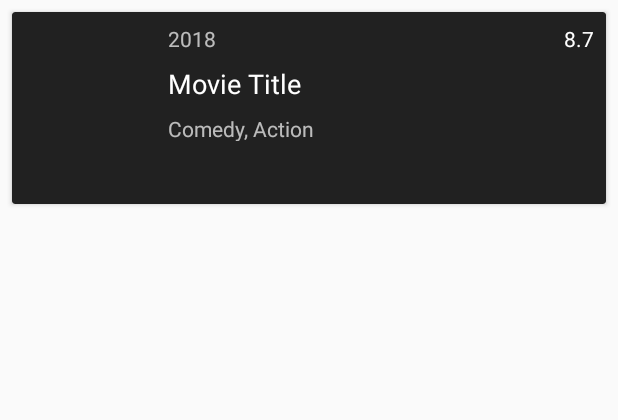
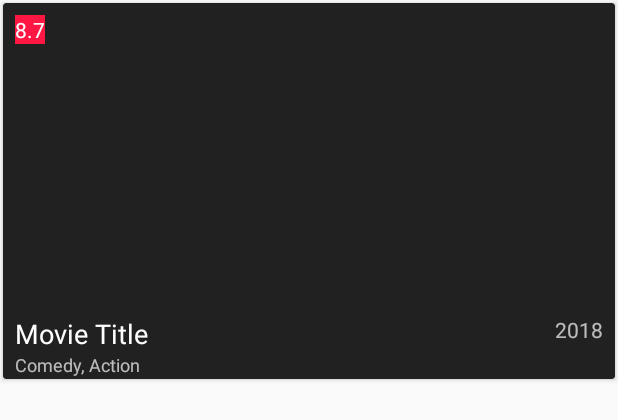
Before and after one commit to sohanzz/Rated-Movie-App, an Android app: the layout item_movie.xml on its own in the app's theme, with its tools: preview values and no code run, on a phone screen of 412 x 824 dp. Shown: the top 420 px of the screen. Run offline under Robolectric (Android 15) with nearby library versions, the phone set to English and light mode, and no system bars.

Commit message:
Changed layout to gridview

```diff
--- a/app/src/main/java/com/asifahmedsohan/rated/MainActivity.java
+++ b/app/src/main/java/com/asifahmedsohan/rated/MainActivity.java
@@ -8,6 +8,7 @@ import android.widget.PopupMenu;
 import android.widget.Toast;
 
 import androidx.appcompat.app.AppCompatActivity;
+import androidx.recyclerview.widget.GridLayoutManager;
 import androidx.recyclerview.widget.LinearLayoutManager;
 import androidx.recyclerview.widget.RecyclerView;
 
@@ -100,7 +101,11 @@ public class MainActivity extends AppCompatActivity {
     }
 
     private void setupOnScrollListener() {
-        final LinearLayoutManager manager = new LinearLayoutManager(this);
+        //final LinearLayoutManager manager = new LinearLayoutManager(this);
+
+        final LinearLayoutManager manager = new GridLayoutManager(this, 2);
+
+
         moviesList.setLayoutManager(manager);
         moviesList.addOnScrollListener(new RecyclerView.OnScrollListener() {
             @Override
--- a/app/src/main/res/layout/item_movie.xml
+++ b/app/src/main/res/layout/item_movie.xml
@@ -3,10 +3,10 @@
     xmlns:android="http://schemas.android.com/apk/res/android"
     xmlns:app="http://schemas.android.com/apk/res-auto"
     android:layout_width="match_parent"
-    android:layout_height="128dp"
-    android:layout_marginEnd="8dp"
-    android:layout_marginStart="8dp"
-    android:layout_marginTop="8dp"
+    android:layout_height="wrap_content"
+    android:layout_marginEnd="2dp"
+    android:layout_marginStart="2dp"
+    android:layout_marginTop="2dp"
     app:cardBackgroundColor="@color/colorPrimary">
 
     <androidx.constraintlayout.widget.ConstraintLayout
@@ -15,13 +15,13 @@
 
         <ImageView
             android:id="@+id/item_movie_poster"
-            android:layout_width="96dp"
-            android:layout_height="0dp"
+            android:layout_width="match_parent"
+            android:layout_height="200dp"
             android:scaleType="centerCrop"
             app:layout_constraintBottom_toBottomOf="parent"
             app:layout_constraintStart_toStartOf="parent"
             app:layout_constraintTop_toTopOf="parent"
-            />
+            app:layout_constraintVertical_bias="0.0" />
 
         <TextView
             android:id="@+id/item_movie_release_date"
@@ -34,9 +34,8 @@
             android:alpha="0.7"
             android:text="2018"
             android:textColor="@color/white"
-            app:layout_constraintEnd_toStartOf="@+id/item_movie_rating"
-            app:layout_constraintStart_toEndOf="@+id/item_movie_poster"
-            app:layout_constraintTop_toTopOf="parent" />
+            app:layout_constraintTop_toBottomOf="@id/item_movie_poster"
+            app:layout_constraintRight_toRightOf="parent" />
 
         <TextView
             android:id="@+id/item_movie_title"
@@ -49,9 +48,9 @@
             android:text="Movie Title"
             android:textAppearance="@style/TextAppearance.AppCompat.Medium"
             android:textColor="@color/white"
-            app:layout_constraintEnd_toEndOf="parent"
-            app:layout_constraintStart_toEndOf="@+id/item_movie_poster"
-            app:layout_constraintTop_toBottomOf="@+id/item_movie_release_date" />
+            app:layout_constraintTop_toBottomOf="@id/item_movie_poster"
+            app:layout_constraintLeft_toLeftOf="parent"
+            />
 
         <TextView
             android:id="@+id/item_movie_genre"
@@ -60,13 +59,14 @@
             android:layout_marginEnd="8dp"
             android:layout_marginRight="8dp"
             android:layout_marginStart="8dp"
-            android:layout_marginTop="8dp"
             android:alpha="0.7"
+            android:layout_marginBottom="8dp"
             android:text="Comedy, Action"
+            android:textSize="12dp"
             android:textColor="@color/white"
-            app:layout_constraintEnd_toEndOf="parent"
-            app:layout_constraintStart_toEndOf="@+id/item_movie_poster"
-            app:layout_constraintTop_toBottomOf="@+id/item_movie_title" />
+            app:layout_constraintTop_toBottomOf="@id/item_movie_title"
+            app:layout_constraintLeft_toLeftOf="parent"
+             />
 
         <TextView
             android:id="@+id/item_movie_rating"
@@ -76,9 +76,12 @@
             android:layout_marginRight="8dp"
             android:layout_marginTop="8dp"
             android:text="8.7"
+            android:layout_marginLeft="8dp"
             android:textColor="@color/white"
-            app:layout_constraintEnd_toEndOf="parent"
-            app:layout_constraintTop_toTopOf="parent" />
+            android:background="@color/colorAccent"
+            app:layout_constraintTop_toTopOf="parent"
+            app:layout_constraintLeft_toLeftOf="parent"
+             />
 
     </androidx.constraintlayout.widget.ConstraintLayout>
 </androidx.cardview.widget.CardView>
```
